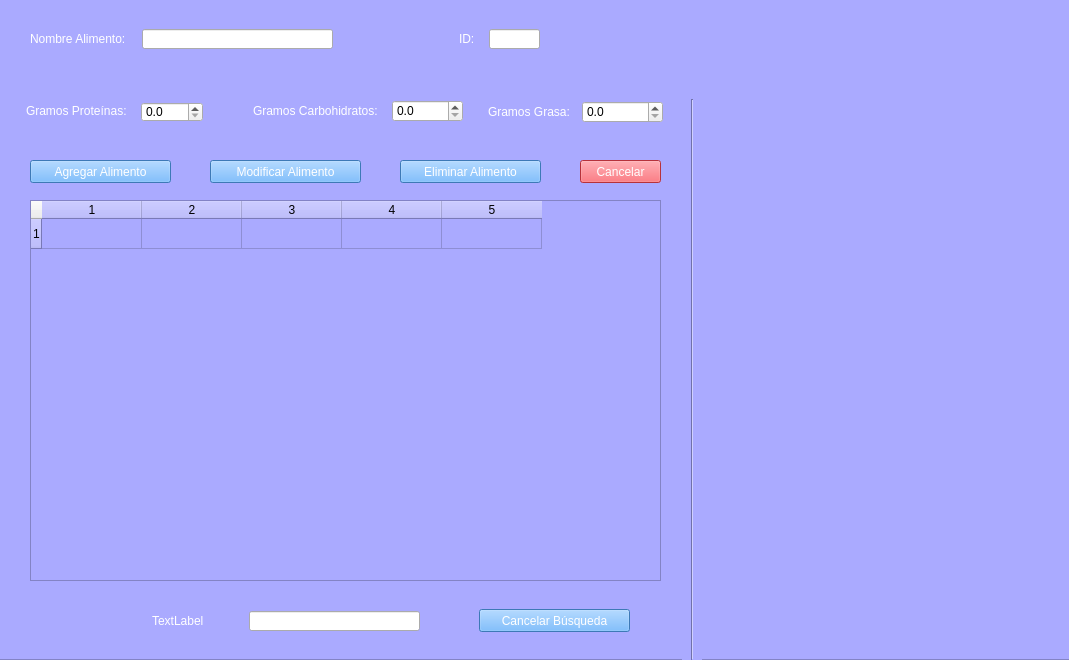
Before: the Qt Designer form gui/menu.ui in robertbarac/MealPlanner, drawn with Qt 5.
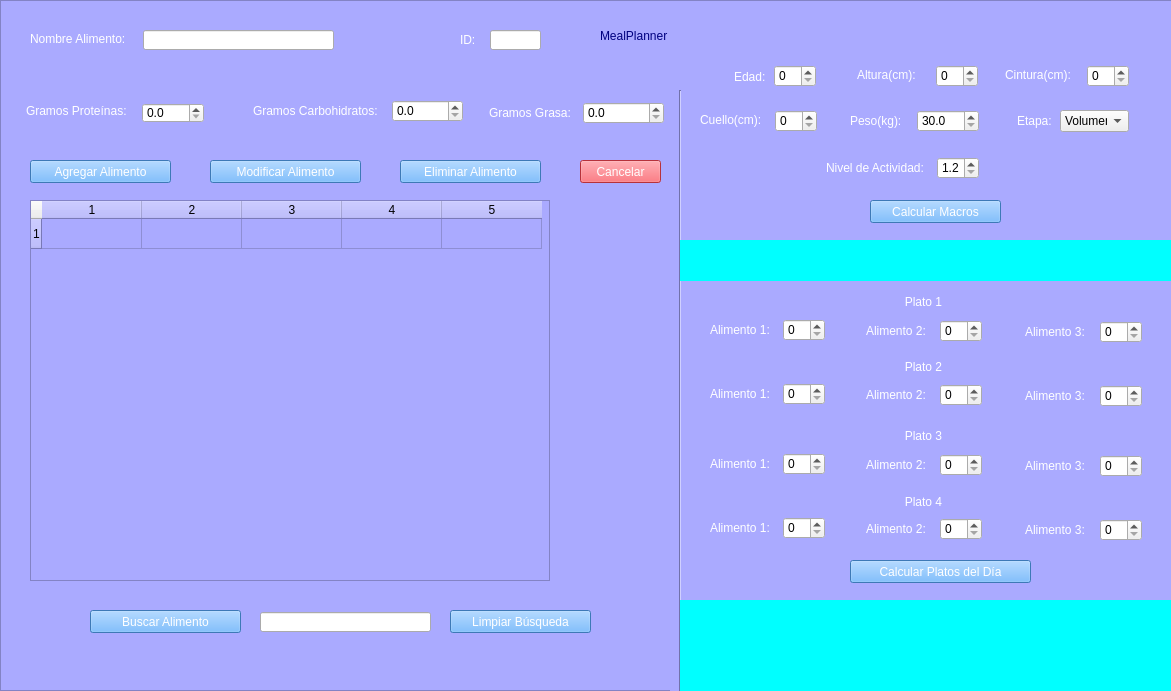
After: the same form once the commit is applied. Icons and pictures are not drawn.

Diff of the .ui file:
```diff
--- a/gui/menu.ui
+++ b/gui/menu.ui
@@ -6,8 +6,8 @@
    <rect>
     <x>0</x>
     <y>0</y>
-    <width>1069</width>
-    <height>660</height>
+    <width>1171</width>
+    <height>691</height>
    </rect>
   </property>
   <property name="windowTitle">
@@ -32,6 +32,11 @@
 	background-color: rgb(170, 170, 255);
 }
 
+QLabel#label_title{
+	font: 87 20pt &quot;Roboto Black&quot;;
+	color: rgb(0, 0, 127);
+}
+
 QLabel{
 color: white;
 	font: 10pt &quot;Roboto&quot;;
@@ -43,7 +48,7 @@
      <rect>
       <x>30</x>
       <y>200</y>
-      <width>631</width>
+      <width>520</width>
       <height>381</height>
      </rect>
     </property>
@@ -167,10 +172,10 @@
    <widget class="QFrame" name="frame">
     <property name="geometry">
      <rect>
-      <x>-1</x>
-      <y>-1</y>
-      <width>1071</width>
-      <height>661</height>
+      <x>0</x>
+      <y>0</y>
+      <width>1181</width>
+      <height>691</height>
      </rect>
     </property>
     <property name="frameShape">
@@ -254,50 +259,669 @@
     <widget class="Line" name="line">
      <property name="geometry">
       <rect>
-       <x>683</x>
-       <y>100</y>
+       <x>670</x>
+       <y>90</y>
        <width>20</width>
-       <height>561</height>
+       <height>601</height>
       </rect>
      </property>
      <property name="orientation">
       <enum>Qt::Vertical</enum>
      </property>
     </widget>
-    <widget class="QPushButton" name="pushButton">
+    <widget class="QPushButton" name="btn_search_food">
      <property name="geometry">
       <rect>
-       <x>480</x>
+       <x>90</x>
        <y>610</y>
        <width>151</width>
        <height>23</height>
       </rect>
      </property>
      <property name="text">
-      <string>Cancelar Búsqueda</string>
+      <string>Buscar Alimento</string>
      </property>
     </widget>
-    <widget class="QLineEdit" name="lineEdit">
+    <widget class="QLineEdit" name="line_search_food">
      <property name="geometry">
       <rect>
-       <x>250</x>
+       <x>260</x>
        <y>612</y>
        <width>171</width>
        <height>20</height>
       </rect>
      </property>
     </widget>
-    <widget class="QLabel" name="label">
+    <widget class="QLabel" name="label_title">
      <property name="geometry">
       <rect>
-       <x>153</x>
-       <y>612</y>
+       <x>600</x>
+       <y>10</y>
+       <width>161</width>
+       <height>51</height>
+      </rect>
+     </property>
+     <property name="text">
+      <string>MealPlanner</string>
+     </property>
+    </widget>
+    <widget class="QLabel" name="label_age">
+     <property name="geometry">
+      <rect>
+       <x>734</x>
+       <y>70</y>
+       <width>47</width>
+       <height>13</height>
+      </rect>
+     </property>
+     <property name="text">
+      <string>Edad:</string>
+     </property>
+    </widget>
+    <widget class="QSpinBox" name="sb_age">
+     <property name="geometry">
+      <rect>
+       <x>774</x>
+       <y>65</y>
+       <width>42</width>
+       <height>22</height>
+      </rect>
+     </property>
+    </widget>
+    <widget class="QLabel" name="label_height">
+     <property name="geometry">
+      <rect>
+       <x>857</x>
+       <y>65</y>
        <width>71</width>
        <height>20</height>
       </rect>
      </property>
      <property name="text">
-      <string>TextLabel</string>
+      <string>Altura(cm):</string>
+     </property>
+    </widget>
+    <widget class="QSpinBox" name="sb_height">
+     <property name="geometry">
+      <rect>
+       <x>936</x>
+       <y>65</y>
+       <width>42</width>
+       <height>22</height>
+      </rect>
+     </property>
+    </widget>
+    <widget class="QLabel" name="label_waist">
+     <property name="geometry">
+      <rect>
+       <x>1005</x>
+       <y>65</y>
+       <width>71</width>
+       <height>20</height>
+      </rect>
+     </property>
+     <property name="text">
+      <string>Cintura(cm):</string>
+     </property>
+    </widget>
+    <widget class="QSpinBox" name="sb_waist">
+     <property name="geometry">
+      <rect>
+       <x>1087</x>
+       <y>65</y>
+       <width>42</width>
+       <height>22</height>
+      </rect>
+     </property>
+     <property name="maximum">
+      <number>220</number>
+     </property>
+    </widget>
+    <widget class="QLabel" name="label_activity_level">
+     <property name="geometry">
+      <rect>
+       <x>826</x>
+       <y>158</y>
+       <width>111</width>
+       <height>20</height>
+      </rect>
+     </property>
+     <property name="text">
+      <string>Nivel de Actividad:</string>
+     </property>
+    </widget>
+    <widget class="QLabel" name="label_weight">
+     <property name="geometry">
+      <rect>
+       <x>850</x>
+       <y>111</y>
+       <width>60</width>
+       <height>20</height>
+      </rect>
+     </property>
+     <property name="text">
+      <string>Peso(kg):</string>
+     </property>
+    </widget>
+    <widget class="QDoubleSpinBox" name="dsb_weight">
+     <property name="geometry">
+      <rect>
+       <x>917</x>
+       <y>110</y>
+       <width>62</width>
+       <height>22</height>
+      </rect>
+     </property>
+     <property name="decimals">
+      <number>1</number>
+     </property>
+     <property name="minimum">
+      <double>30.000000000000000</double>
+     </property>
+     <property name="maximum">
+      <double>300.000000000000000</double>
+     </property>
+    </widget>
+    <widget class="QSpinBox" name="sb_neck">
+     <property name="geometry">
+      <rect>
+       <x>775</x>
+       <y>110</y>
+       <width>42</width>
+       <height>22</height>
+      </rect>
+     </property>
+     <property name="maximum">
+      <number>150</number>
+     </property>
+    </widget>
+    <widget class="QLabel" name="label_neck">
+     <property name="geometry">
+      <rect>
+       <x>700</x>
+       <y>110</y>
+       <width>71</width>
+       <height>20</height>
+      </rect>
+     </property>
+     <property name="text">
+      <string>Cuello(cm):</string>
+     </property>
+    </widget>
+    <widget class="QLabel" name="label_goal">
+     <property name="geometry">
+      <rect>
+       <x>1017</x>
+       <y>113</y>
+       <width>47</width>
+       <height>16</height>
+      </rect>
+     </property>
+     <property name="text">
+      <string>Etapa:</string>
+     </property>
+    </widget>
+    <widget class="QComboBox" name="cb_goal">
+     <property name="geometry">
+      <rect>
+       <x>1060</x>
+       <y>110</y>
+       <width>69</width>
+       <height>22</height>
+      </rect>
+     </property>
+     <item>
+      <property name="text">
+       <string>Volumen</string>
+      </property>
+     </item>
+     <item>
+      <property name="text">
+       <string>Mantenimiento</string>
+      </property>
+     </item>
+     <item>
+      <property name="text">
+       <string>Definicion</string>
+      </property>
+     </item>
+    </widget>
+    <widget class="QDoubleSpinBox" name="dsb_activity_level">
+     <property name="geometry">
+      <rect>
+       <x>937</x>
+       <y>157</y>
+       <width>42</width>
+       <height>22</height>
+      </rect>
+     </property>
+     <property name="decimals">
+      <number>1</number>
+     </property>
+     <property name="minimum">
+      <double>1.200000000000000</double>
+     </property>
+     <property name="maximum">
+      <double>2.200000000000000</double>
+     </property>
+    </widget>
+    <widget class="QPushButton" name="btn_calculate_macros">
+     <property name="geometry">
+      <rect>
+       <x>870</x>
+       <y>200</y>
+       <width>131</width>
+       <height>23</height>
+      </rect>
+     </property>
+     <property name="text">
+      <string>Calcular Macros</string>
+     </property>
+    </widget>
+    <widget class="QLabel" name="label_macros_results">
+     <property name="geometry">
+      <rect>
+       <x>680</x>
+       <y>240</y>
+       <width>491</width>
+       <height>41</height>
+      </rect>
+     </property>
+     <property name="styleSheet">
+      <string notr="true">color: rgb(0, 0, 0);
+background-color: rgb(0, 255, 255);</string>
+     </property>
+     <property name="text">
+      <string/>
+     </property>
+     <property name="alignment">
+      <set>Qt::AlignCenter</set>
+     </property>
+    </widget>
+    <widget class="QLabel" name="label_plate1">
+     <property name="geometry">
+      <rect>
+       <x>900</x>
+       <y>295</y>
+       <width>47</width>
+       <height>13</height>
+      </rect>
+     </property>
+     <property name="text">
+      <string>Plato 1</string>
+     </property>
+     <property name="alignment">
+      <set>Qt::AlignCenter</set>
+     </property>
+    </widget>
+    <widget class="QLabel" name="label_f1_p1">
+     <property name="geometry">
+      <rect>
+       <x>710</x>
+       <y>322</y>
+       <width>71</width>
+       <height>16</height>
+      </rect>
+     </property>
+     <property name="text">
+      <string>Alimento 1:</string>
+     </property>
+    </widget>
+    <widget class="QLabel" name="label_f2_p1">
+     <property name="geometry">
+      <rect>
+       <x>866</x>
+       <y>321</y>
+       <width>71</width>
+       <height>20</height>
+      </rect>
+     </property>
+     <property name="text">
+      <string>Alimento 2:</string>
+     </property>
+    </widget>
+    <widget class="QLabel" name="label_f3_p1">
+     <property name="geometry">
+      <rect>
+       <x>1025</x>
+       <y>322</y>
+       <width>71</width>
+       <height>20</height>
+      </rect>
+     </property>
+     <property name="text">
+      <string>Alimento 3:</string>
+     </property>
+    </widget>
+    <widget class="QSpinBox" name="sb_a1_p1">
+     <property name="geometry">
+      <rect>
+       <x>783</x>
+       <y>319</y>
+       <width>42</width>
+       <height>22</height>
+      </rect>
+     </property>
+    </widget>
+    <widget class="QSpinBox" name="sb_a2_p1">
+     <property name="geometry">
+      <rect>
+       <x>940</x>
+       <y>320</y>
+       <width>42</width>
+       <height>22</height>
+      </rect>
+     </property>
+    </widget>
+    <widget class="QSpinBox" name="sb_a3_p1">
+     <property name="geometry">
+      <rect>
+       <x>1100</x>
+       <y>321</y>
+       <width>42</width>
+       <height>22</height>
+      </rect>
+     </property>
+    </widget>
+    <widget class="QLabel" name="label_a3_p2">
+     <property name="geometry">
+      <rect>
+       <x>1025</x>
+       <y>386</y>
+       <width>71</width>
+       <height>20</height>
+      </rect>
+     </property>
+     <property name="text">
+      <string>Alimento 3:</string>
+     </property>
+    </widget>
+    <widget class="QLabel" name="label_a1_p2">
+     <property name="geometry">
+      <rect>
+       <x>710</x>
+       <y>386</y>
+       <width>71</width>
+       <height>16</height>
+      </rect>
+     </property>
+     <property name="text">
+      <string>Alimento 1:</string>
+     </property>
+    </widget>
+    <widget class="QSpinBox" name="sb_a1_p2">
+     <property name="geometry">
+      <rect>
+       <x>783</x>
+       <y>383</y>
+       <width>42</width>
+       <height>22</height>
+      </rect>
+     </property>
+    </widget>
+    <widget class="QSpinBox" name="sb_a2_p2">
+     <property name="geometry">
+      <rect>
+       <x>940</x>
+       <y>384</y>
+       <width>42</width>
+       <height>22</height>
+      </rect>
+     </property>
+    </widget>
+    <widget class="QLabel" name="label_plate2">
+     <property name="geometry">
+      <rect>
+       <x>900</x>
+       <y>360</y>
+       <width>47</width>
+       <height>13</height>
+      </rect>
+     </property>
+     <property name="text">
+      <string>Plato 2</string>
+     </property>
+     <property name="alignment">
+      <set>Qt::AlignCenter</set>
+     </property>
+    </widget>
+    <widget class="QLabel" name="label_a2_p2">
+     <property name="geometry">
+      <rect>
+       <x>866</x>
+       <y>385</y>
+       <width>71</width>
+       <height>20</height>
+      </rect>
+     </property>
+     <property name="text">
+      <string>Alimento 2:</string>
+     </property>
+    </widget>
+    <widget class="QSpinBox" name="sb_a3_p2">
+     <property name="geometry">
+      <rect>
+       <x>1100</x>
+       <y>385</y>
+       <width>42</width>
+       <height>22</height>
+      </rect>
+     </property>
+    </widget>
+    <widget class="QLabel" name="label_a3_p3">
+     <property name="geometry">
+      <rect>
+       <x>1025</x>
+       <y>456</y>
+       <width>71</width>
+       <height>20</height>
+      </rect>
+     </property>
+     <property name="text">
+      <string>Alimento 3:</string>
+     </property>
+    </widget>
+    <widget class="QLabel" name="label_a1_p3">
+     <property name="geometry">
+      <rect>
+       <x>710</x>
+       <y>456</y>
+       <width>71</width>
+       <height>16</height>
+      </rect>
+     </property>
+     <property name="text">
+      <string>Alimento 1:</string>
+     </property>
+    </widget>
+    <widget class="QSpinBox" name="sb_a1_p3">
+     <property name="geometry">
+      <rect>
+       <x>783</x>
+       <y>453</y>
+       <width>42</width>
+       <height>22</height>
+      </rect>
+     </property>
+    </widget>
+    <widget class="QSpinBox" name="sb_a2_p3">
+     <property name="geometry">
+      <rect>
+       <x>940</x>
+       <y>454</y>
+       <width>42</width>
+       <height>22</height>
+      </rect>
+     </property>
+    </widget>
+    <widget class="QLabel" name="label_plate3">
+     <property name="geometry">
+      <rect>
+       <x>900</x>
+       <y>429</y>
+       <width>47</width>
+       <height>13</height>
+      </rect>
+     </property>
+     <property name="text">
+      <string>Plato 3</string>
+     </property>
+     <property name="alignment">
+      <set>Qt::AlignCenter</set>
+     </property>
+    </widget>
+    <widget class="QLabel" name="label_a2_p3">
+     <property name="geometry">
+      <rect>
+       <x>866</x>
+       <y>455</y>
+       <width>71</width>
+       <height>20</height>
+      </rect>
+     </property>
+     <property name="text">
+      <string>Alimento 2:</string>
+     </property>
+    </widget>
+    <widget class="QSpinBox" name="sb_a3_p3">
+     <property name="geometry">
+      <rect>
+       <x>1100</x>
+       <y>455</y>
+       <width>42</width>
+       <height>22</height>
+      </rect>
+     </property>
+    </widget>
+    <widget class="QLabel" name="label_a3_p4">
+     <property name="geometry">
+      <rect>
+       <x>1025</x>
+       <y>520</y>
+       <width>71</width>
+       <height>20</height>
+      </rect>
+     </property>
+     <property name="text">
+      <string>Alimento 3:</string>
+     </property>
+    </widget>
+    <widget class="QLabel" name="label_a1_p4">
+     <property name="geometry">
+      <rect>
+       <x>710</x>
+       <y>520</y>
+       <width>71</width>
+       <height>16</height>
+      </rect>
+     </property>
+     <property name="text">
+      <string>Alimento 1:</string>
+     </property>
+    </widget>
+    <widget class="QSpinBox" name="sb_a1_p4">
+     <property name="geometry">
+      <rect>
+       <x>783</x>
+       <y>517</y>
+       <width>42</width>
+       <height>22</height>
+      </rect>
+     </property>
+    </widget>
+    <widget class="QSpinBox" name="sb_a2_p4">
+     <property name="geometry">
+      <rect>
+       <x>940</x>
+       <y>518</y>
+       <width>42</width>
+       <height>22</height>
+      </rect>
+     </property>
+    </widget>
+    <widget class="QLabel" name="label_plate4">
+     <property name="geometry">
+      <rect>
+       <x>900</x>
+       <y>495</y>
+       <width>47</width>
+       <height>13</height>
+      </rect>
+     </property>
+     <property name="text">
+      <string>Plato 4</string>
+     </property>
+     <property name="alignment">
+      <set>Qt::AlignCenter</set>
+     </property>
+    </widget>
+    <widget class="QLabel" name="label_a2_p4">
+     <property name="geometry">
+      <rect>
+       <x>866</x>
+       <y>519</y>
+       <width>71</width>
+       <height>20</height>
+      </rect>
+     </property>
+     <property name="text">
+      <string>Alimento 2:</string>
+     </property>
+    </widget>
+    <widget class="QSpinBox" name="sb_a3_p4">
+     <property name="geometry">
+      <rect>
+       <x>1100</x>
+       <y>519</y>
+       <width>42</width>
+       <height>22</height>
+      </rect>
+     </property>
+    </widget>
+    <widget class="QLabel" name="label_plates_results">
+     <property name="geometry">
+      <rect>
+       <x>680</x>
+       <y>600</y>
+       <width>491</width>
+       <height>91</height>
+      </rect>
+     </property>
+     <property name="styleSheet">
+      <string notr="true">color: rgb(0, 0, 0);
+background-color: rgb(0, 255, 255);</string>
+     </property>
+     <property name="text">
+      <string/>
+     </property>
+     <property name="alignment">
+      <set>Qt::AlignCenter</set>
+     </property>
+    </widget>
+    <widget class="QPushButton" name="btn_calculate_plates">
+     <property name="geometry">
+      <rect>
+       <x>850</x>
+       <y>560</y>
+       <width>181</width>
+       <height>23</height>
+      </rect>
+     </property>
+     <property name="text">
+      <string>Calcular Platos del Día</string>
+     </property>
+    </widget>
+    <widget class="QPushButton" name="btn_clean_search">
+     <property name="geometry">
+      <rect>
+       <x>450</x>
+       <y>610</y>
+       <width>141</width>
+       <height>23</height>
+      </rect>
+     </property>
+     <property name="text">
+      <string>Limpiar Búsqueda</string>
      </property>
     </widget>
    </widget>
```
